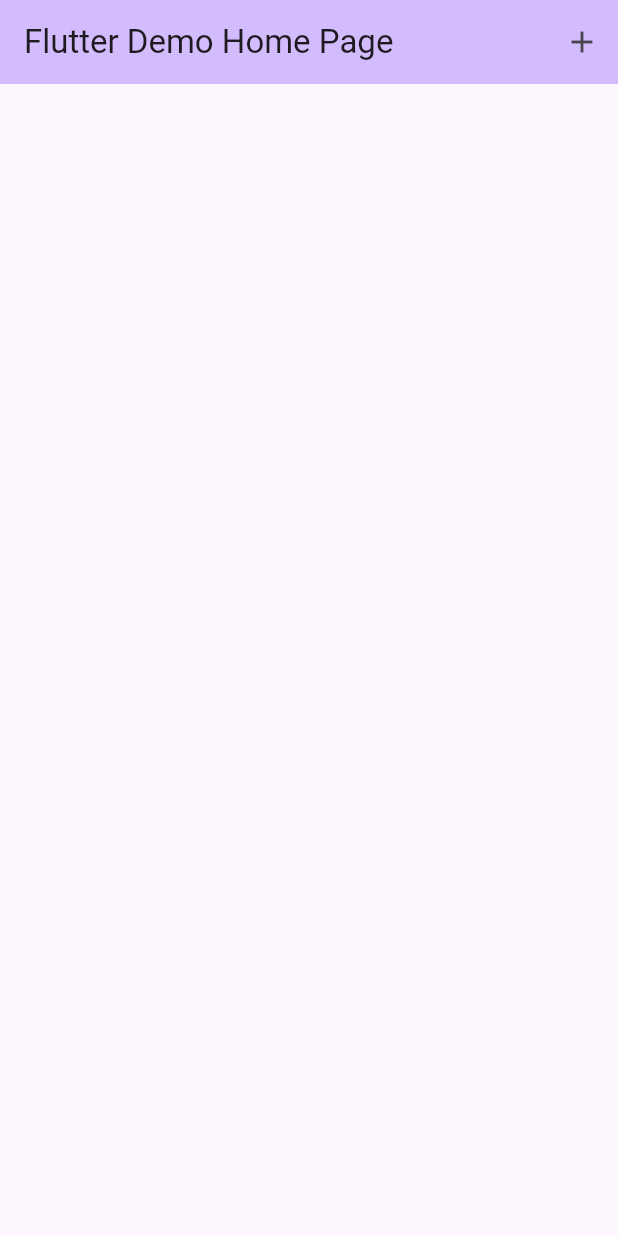
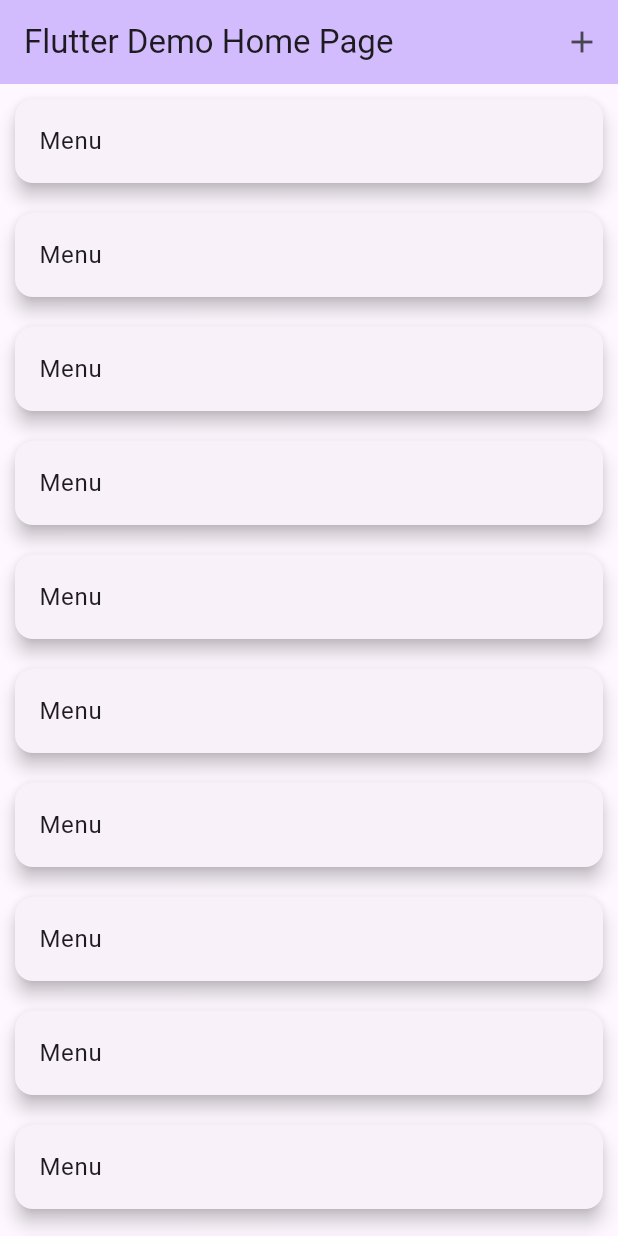
Before and after one commit to pondforwork/Flutter_DB, a Flutter app: the screen it shows after launch, on a phone screen of 412 x 824 dp. Run offline on Flutter 3.47's test engine with Material 2 defaults, Android fonts, the phone set to English and light mode, and no system bars.

Commit message:
Add Margin

```diff
--- a/lib/main.dart
+++ b/lib/main.dart
@@ -49,7 +49,13 @@ class _MyHomePageState extends State<MyHomePage> {
           }));
         }, icon: const Icon(Icons.add))] ,
       ),
-    body: Container(),
+    body: ListView.builder(itemBuilder: (context,int index){
+      return const Card(
+        elevation: 5,
+        margin: EdgeInsets.all(10,),
+        child: ListTile(title: Text("Menu")),
+      );
+    }),
     );
   }
 }
```
